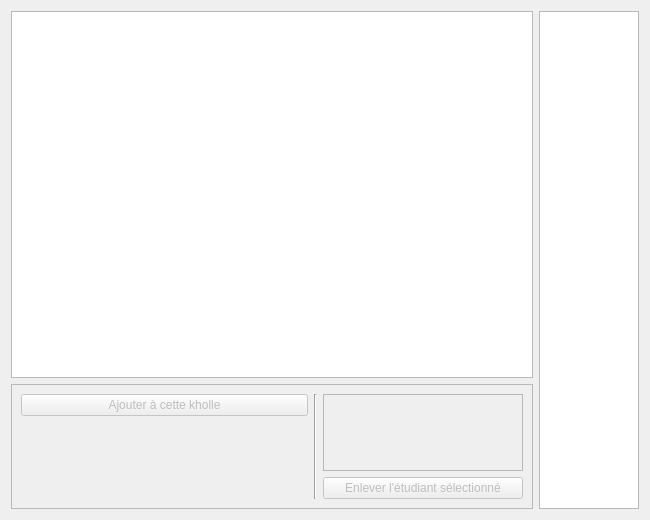
First picture: the form in interface/interfacetab.ui, repository ThFeneuil/KholloAutoQt, before the edit.
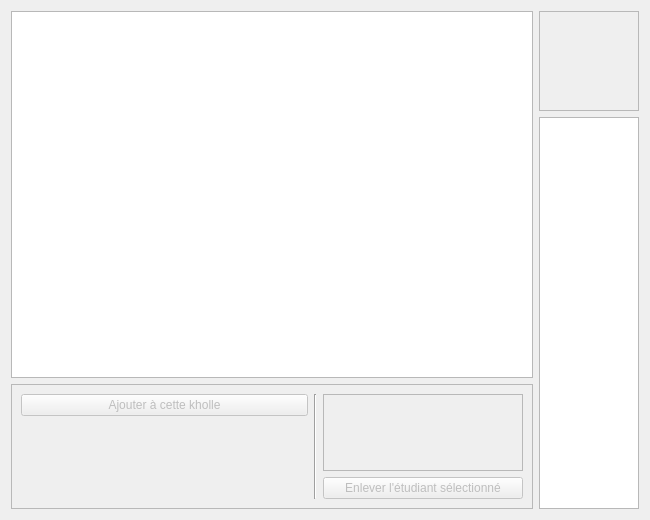
Second picture: the form after the edit.

The edit to the form file:
```diff
--- a/interface/interfacetab.ui
+++ b/interface/interfacetab.ui
@@ -13,7 +13,7 @@
   <property name="windowTitle">
    <string>Form</string>
   </property>
-  <layout class="QHBoxLayout" name="horizontalLayout">
+  <layout class="QHBoxLayout" name="horizontalLayout" stretch="1,0">
    <item>
     <layout class="QVBoxLayout" name="verticalLayout">
      <item>
@@ -136,6 +136,31 @@
     </layout>
    </item>
    <item>
+    <layout class="QVBoxLayout" name="verticalLayout_4">
+     <item>
+      <widget class="QScrollArea" name="scrollArea_2">
+       <property name="maximumSize">
+        <size>
+         <width>100</width>
+         <height>100</height>
+        </size>
+       </property>
+       <property name="widgetResizable">
+        <bool>true</bool>
+       </property>
+       <widget class="QWidget" name="scrollAreaWidgetContents">
+        <property name="geometry">
+         <rect>
+          <x>0</x>
+          <y>0</y>
+          <width>98</width>
+          <height>98</height>
+         </rect>
+        </property>
+       </widget>
+      </widget>
+     </item>
+     <item>
     <widget class="QListWidget" name="list_kholleurs">
      <property name="maximumSize">
       <size>
@@ -144,6 +169,8 @@
       </size>
      </property>
     </widget>
+     </item>
+    </layout>
    </item>
   </layout>
  </widget>
```
Left out of the diff: 2 changed lines with no effect on the pictures. Lines whose indentation alone changed are shown as unchanged.
